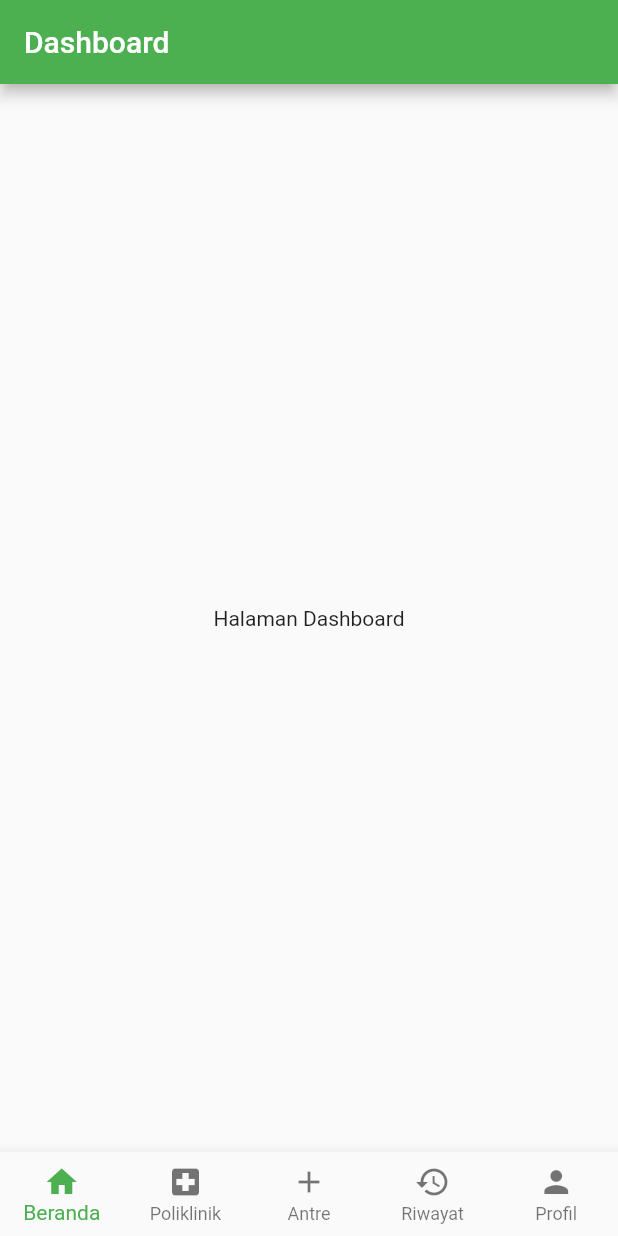
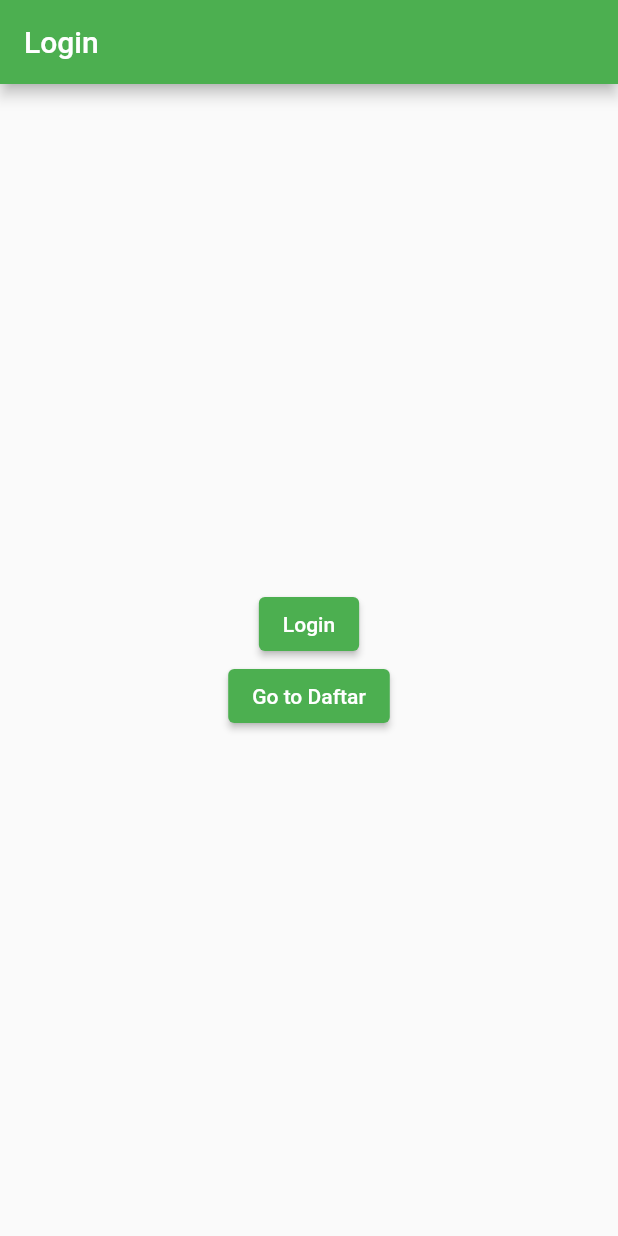
Before and after one commit to KoTA107-18/Mobile-Antrean-Babatan, a Flutter app: the screen it shows after launch, on a phone screen of 412 x 824 dp. Run offline on Flutter 3.47's test engine with Material 2 defaults, Android fonts, the light colour scheme and no system bars.

Commit message:
Login Register UI

```diff
--- a/lib/main.dart
+++ b/lib/main.dart
@@ -2,6 +2,7 @@ import 'package:flutter/material.dart';
 
 import 'screen/antreScreen.dart';
 import 'screen/dashboardScreen.dart';
+import 'screen/loginScreen.dart';
 import 'screen/poliklinikScreen.dart';
 import 'screen/profilScreen.dart';
 import 'screen/riwayatScreen.dart';
@@ -18,7 +19,7 @@ class MyApp extends StatelessWidget {
       theme: ThemeData(
         primarySwatch: Colors.green,
       ),
-      home: App(),
+      home: Login(),
     );
   }
 }
--- /dev/null
+++ b/lib/screen/loginScreen.dart
@@ -0,0 +1,43 @@
+import 'package:flutter/material.dart';
+
+import '../main.dart';
+import 'registerScreen.dart';
+
+class Login extends StatefulWidget {
+  @override
+  _LoginState createState() => _LoginState();
+}
+
+class _LoginState extends State<Login> {
+  @override
+  Widget build(BuildContext context) {
+    return Scaffold(
+      appBar: AppBar(
+        title: Text("Login"),
+      ),
+      body: Column(
+        mainAxisAlignment: MainAxisAlignment.center,
+        children: [
+          Center(
+            child: ElevatedButton(
+              child: Text("Login"),
+              onPressed: () {
+                Navigator.pushReplacement(
+                    context, MaterialPageRoute(builder: (context) => App()));
+              },
+            ),
+          ),
+          Center(
+            child: ElevatedButton(
+              child: Text("Go to Daftar"),
+              onPressed: () {
+                Navigator.pushReplacement(context,
+                    MaterialPageRoute(builder: (context) => Register()));
+              },
+            ),
+          ),
+        ],
+      ),
+    );
+  }
+}
```
Also changed, not shown: lib/screen/registerScreen.dart (added, +43 -0 lines).
